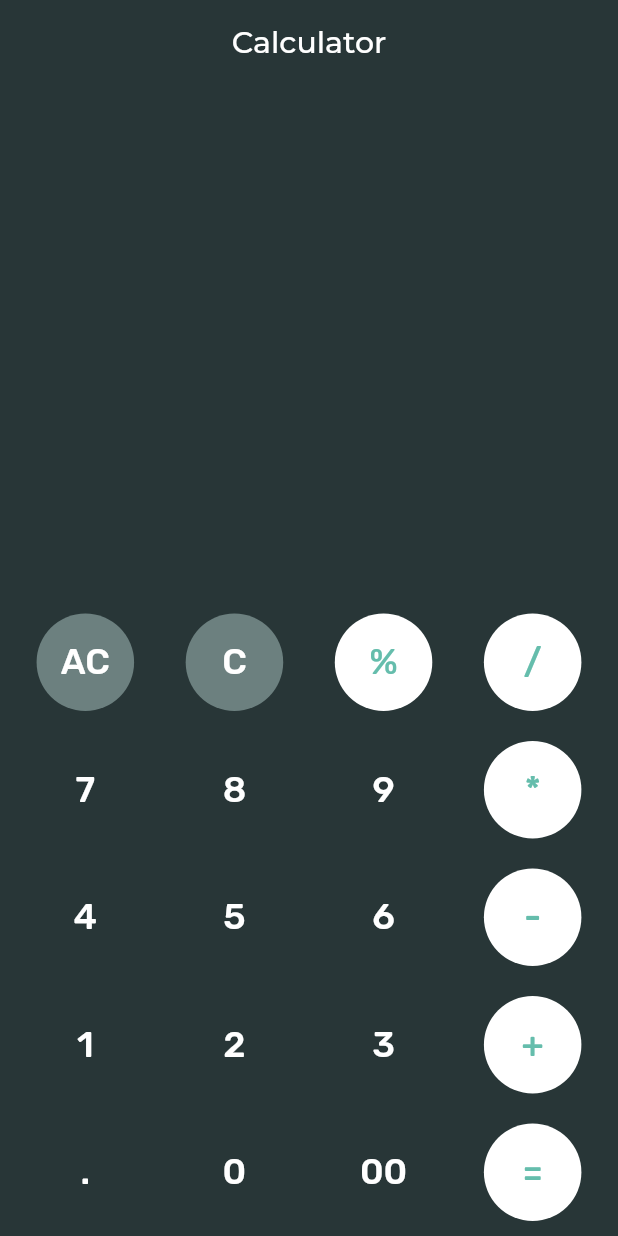
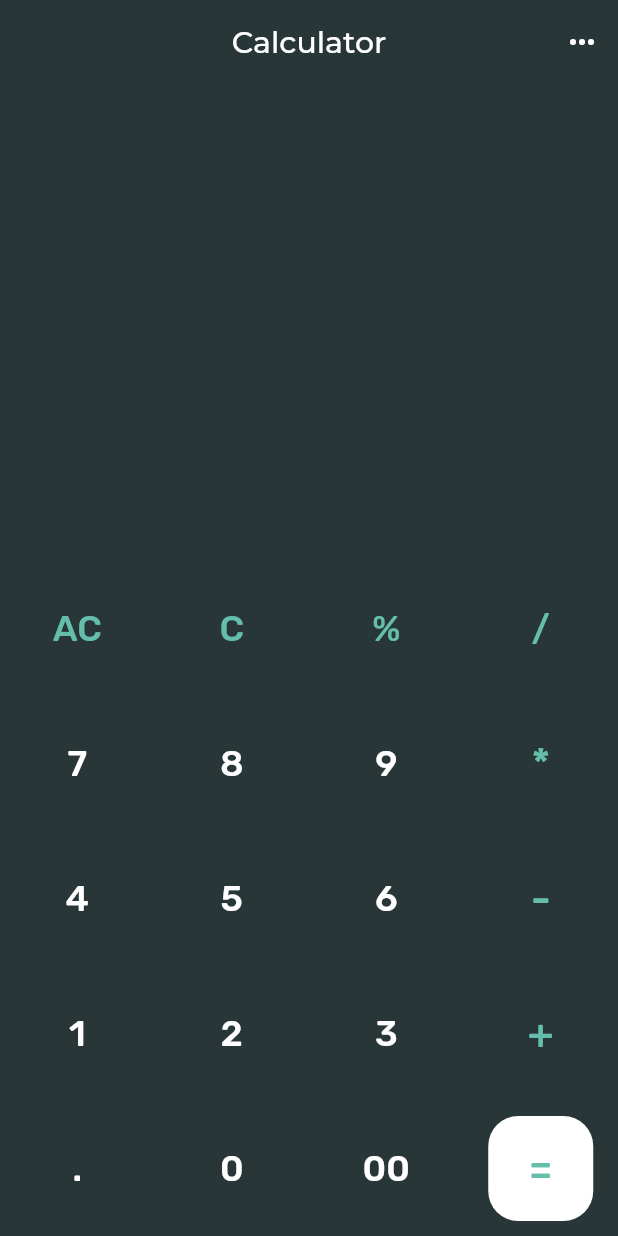
Before and after one commit to opxop/flutter-calculator, a Flutter app: the screen it shows after launch, on a phone screen of 412 x 824 dp. Run offline on Flutter 3.47's test engine with Material 2 defaults, Android fonts, the phone set to English and light mode, and no system bars; our stand-ins replace google_fonts, math_expressions.

Commit message:
:lipstick: redesign button

```diff
--- a/lib/components/calcButton.dart
+++ b/lib/components/calcButton.dart
@@ -21,14 +21,14 @@ class CalcButton extends StatelessWidget {
     return Container(
       margin: EdgeInsets.all(10),
       child: SizedBox(
-        height: 65,
-        width: 65,
+        height: 70,
+        width: 70,
         child: FlatButton(
           onPressed: () {
             callback(text);
           },
           shape: RoundedRectangleBorder(
-            borderRadius: BorderRadius.circular(50),
+            borderRadius: BorderRadius.circular(20),
           ),
           child: Text(
             text,
--- a/lib/main.dart
+++ b/lib/main.dart
@@ -1,221 +1,42 @@
 import 'package:flutter/material.dart';
 import 'package:flutter/services.dart';
 import 'package:google_fonts/google_fonts.dart';
-import 'package:math_expressions/math_expressions.dart';
-import 'package:slim_calculator/components/calcButton.dart';
+import 'package:slim_calculator/screens/standartCalc.dart';
+// import 'package:slim_calculator/screens/standartCalc.dart';
 
 void main() {
-  runApp(CalcApp());
+  runApp(MyApp());
 }
 
-class CalcApp extends StatefulWidget {
-  @override
-  _CalcAppState createState() => _CalcAppState();
-}
-
-class _CalcAppState extends State<CalcApp> {
-  String _expression = '';
-  String _history = '';
-
-  void numClick(String text) {
-    setState(() {
-      _expression += text;
-    });
-  }
-
-  void allClear(String text) {
-    setState(() {
-      _history = '';
-      _expression = '';
-    });
-  }
-
-  void clear(String text) {
-    setState(() {
-      _expression = '';
-    });
-  }
-
-  void evalute(String text) {
-    Parser p = Parser();
-    Expression exp = p.parse(_expression);
-    ContextModel cm = ContextModel();
-    double eval = exp.evaluate(EvaluationType.REAL, cm);
-
-    setState(() {
-      _history = _expression;
-      _expression = eval.toString();
-    });
-  }
-
+class MyApp extends StatelessWidget {
   @override
   Widget build(BuildContext context) {
+    SystemChrome.setPreferredOrientations(
+      [DeviceOrientation.portraitUp],
+    );
     SystemChrome.setSystemUIOverlayStyle(
       SystemUiOverlayStyle(statusBarColor: Colors.transparent),
     );
     return MaterialApp(
       debugShowCheckedModeBanner: false,
-      title: 'Slim Calculator',
       home: Scaffold(
         appBar: AppBar(
+          backgroundColor: Color(0xFF283637),
           centerTitle: true,
           elevation: 0.0,
           title: Text(
             'Calculator',
             style: GoogleFonts.montserrat(),
           ),
-          backgroundColor: Color(0xFF283637),
-        ),
-        backgroundColor: Color(0xFF283637),
-        body: Column(
-          mainAxisAlignment: MainAxisAlignment.end,
-          children: <Widget>[
-            Container(
-              padding: EdgeInsets.only(bottom: 30),
-              child: Text(
-                _expression,
-                style: GoogleFonts.rubik(
-                  textStyle: TextStyle(fontSize: 75),
-                  color: Colors.white,
-                ),
-              ),
-              alignment: Alignment.center,
-            ),
-            Container(
-              padding: EdgeInsets.only(right: 30),
-              child: Text(
-                _history,
-                style: GoogleFonts.rubik(
-                  textStyle: TextStyle(fontSize: 30),
-                  color: Color(0xFF545F61),
-                ),
-              ),
-              alignment: Alignment(1, 1),
-            ),
-            SizedBox(
-              height: 40,
-            ),
-            Row(
-              mainAxisAlignment: MainAxisAlignment.spaceEvenly,
-              children: <Widget>[
-                CalcButton(
-                  text: 'AC',
-                  callback: allClear,
-                  fillColor: 0xFF6C807F,
-                ),
-                CalcButton(
-                  text: 'C',
-                  callback: clear,
-                  fillColor: 0xFF6C807F,
-                ),
-                CalcButton(
-                  text: '%',
-                  callback: numClick,
-                  fillColor: 0xFFFFFFFF,
-                  textColor: 0xFF65BDAC,
-                ),
-                CalcButton(
-                  text: '/',
-                  callback: numClick,
-                  fillColor: 0xFFFFFFFF,
-                  textColor: 0xFF65BDAC,
-                ),
-              ],
-            ),
-            Row(
-              mainAxisAlignment: MainAxisAlignment.spaceEvenly,
-              children: <Widget>[
-                CalcButton(
-                  text: '7',
-                  callback: numClick,
-                ),
-                CalcButton(
-                  text: '8',
-                  callback: numClick,
-                ),
-                CalcButton(
-                  text: '9',
-                  callback: numClick,
-                ),
-                CalcButton(
-                  text: '*',
-                  callback: numClick,
-                  fillColor: 0xFFFFFFFF,
-                  textColor: 0xFF65BDAC,
-                ),
-              ],
-            ),
-            Row(
-              mainAxisAlignment: MainAxisAlignment.spaceEvenly,
-              children: <Widget>[
-                CalcButton(
-                  text: '4',
-                  callback: numClick,
-                ),
-                CalcButton(
-                  text: '5',
-                  callback: numClick,
-                ),
-                CalcButton(
-                  text: '6',
-                  callback: numClick,
-                ),
-                CalcButton(
-                  text: '-',
-                  callback: numClick,
-                  fillColor: 0xFFFFFFFF,
-                  textColor: 0xFF65BDAC,
-                ),
-              ],
-            ),
-            Row(
-              mainAxisAlignment: MainAxisAlignment.spaceEvenly,
-              children: <Widget>[
-                CalcButton(
-                  text: '1',
-                  callback: numClick,
-                ),
-                CalcButton(
-                  text: '2',
-                  callback: numClick,
-                ),
-                CalcButton(
-                  text: '3',
-                  callback: numClick,
-                ),
-                CalcButton(
-                  text: '+',
-                  callback: numClick,
-                  fillColor: 0xFFFFFFFF,
-                  textColor: 0xFF65BDAC,
-                ),
-              ],
-            ),
-            Row(
-              mainAxisAlignment: MainAxisAlignment.spaceEvenly,
-              children: <Widget>[
-                CalcButton(
-                  text: '.',
-                  callback: numClick,
-                ),
-                CalcButton(
-                  text: '0',
-                  callback: numClick,
-                ),
-                CalcButton(
-                  text: '00',
-                  callback: numClick,
-                ),
-                CalcButton(
-                  text: '=',
-                  callback: evalute,
-                  fillColor: 0xFFFFFFFF,
-                  textColor: 0xFF65BDAC,
-                ),
-              ],
+          actions: [
+            IconButton(
+              icon: Icon(Icons.more_horiz),
+              onPressed: () {},
             ),
           ],
         ),
+        backgroundColor: Color(0xFF283637),
+        body: StandartCalc(),
       ),
     );
   }
--- /dev/null
+++ b/lib/screens/standartCalc.dart
@@ -0,0 +1,200 @@
+import 'package:flutter/material.dart';
+import 'package:google_fonts/google_fonts.dart';
+import 'package:math_expressions/math_expressions.dart';
+import 'package:slim_calculator/components/calcButton.dart';
+
+class StandartCalc extends StatefulWidget {
+  @override
+  _StandartCalcState createState() => _StandartCalcState();
+}
+
+class _StandartCalcState extends State<StandartCalc> {
+  String _expression = '';
+  String _history = '';
+
+  void numClick(String text) {
+    setState(() {
+      _expression += text;
+    });
+  }
+
+  void allClear(String text) {
+    setState(() {
+      _history = '';
+      _expression = '';
+    });
+  }
+
+  void clear(String text) {
+    setState(() {
+      _expression = '';
+    });
+  }
+
+  void evalute(String text) {
+    Parser p = Parser();
+    Expression exp = p.parse(_expression);
+    ContextModel cm = ContextModel();
+    double eval = exp.evaluate(EvaluationType.REAL, cm);
+
+    setState(() {
+      _history = _expression;
+      _expression = eval.toString().replaceAll(RegExp(r'.0'), '');
+    });
+  }
+
+  @override
+  Widget build(BuildContext context) {
+    return Scaffold(
+      backgroundColor: Color(0xFF283637),
+      body: Column(
+        mainAxisAlignment: MainAxisAlignment.end,
+        children: <Widget>[
+          Container(
+            padding: EdgeInsets.only(bottom: 10),
+            child: Text(
+              _expression,
+              style: GoogleFonts.rubik(
+                textStyle: TextStyle(fontSize: 75),
+                color: Colors.white,
+              ),
+            ),
+            alignment: Alignment.center,
+          ),
+          Container(
+            padding: EdgeInsets.only(right: 30),
+            child: Text(
+              _history,
+              style: GoogleFonts.rubik(
+                textStyle: TextStyle(fontSize: 30),
+                color: Color(0xFF545F61),
+              ),
+            ),
+            alignment: Alignment(1, 1),
+          ),
+          SizedBox(
+            height: 40,
+          ),
+          Row(
+            mainAxisAlignment: MainAxisAlignment.spaceAround,
+            children: <Widget>[
+              CalcButton(
+                text: 'AC',
+                callback: allClear,
+                textColor: 0xFF65BDAC,
+              ),
+              CalcButton(
+                text: 'C',
+                callback: clear,
+                textColor: 0xFF65BDAC,
+              ),
+              CalcButton(
+                text: '%',
+                callback: numClick,
+                textColor: 0xFF65BDAC,
+              ),
+              CalcButton(
+                text: '/',
+                callback: numClick,
+                textColor: 0xFF65BDAC,
+              ),
+            ],
+          ),
+          Row(
+            mainAxisAlignment: MainAxisAlignment.spaceAround,
+            children: <Widget>[
+              CalcButton(
+                text: '7',
+                callback: numClick,
+              ),
+              CalcButton(
+                text: '8',
+                callback: numClick,
+              ),
+              CalcButton(
+                text: '9',
+                callback: numClick,
+              ),
+              CalcButton(
+                text: '*',
+                textSize: 28,
+                callback: numClick,
+                textColor: 0xFF65BDAC,
+              ),
+            ],
+          ),
+          Row(
+            mainAxisAlignment: MainAxisAlignment.spaceAround,
+            children: <Widget>[
+              CalcButton(
+                text: '4',
+                callback: numClick,
+              ),
+              CalcButton(
+                text: '5',
+                callback: numClick,
+              ),
+              CalcButton(
+                text: '6',
+                callback: numClick,
+              ),
+              CalcButton(
+                text: '-',
+                textSize: 28,
+                callback: numClick,
+                textColor: 0xFF65BDAC,
+              ),
+            ],
+          ),
+          Row(
+            mainAxisAlignment: MainAxisAlignment.spaceAround,
+            children: <Widget>[
+              CalcButton(
+                text: '1',
+                callback: numClick,
+              ),
+              CalcButton(
+                text: '2',
+                callback: numClick,
+              ),
+              CalcButton(
+                text: '3',
+                callback: numClick,
+              ),
+              CalcButton(
+                text: '+',
+                textSize: 28,
+                callback: numClick,
+                textColor: 0xFF65BDAC,
+              ),
+            ],
+          ),
+          Row(
+            mainAxisAlignment: MainAxisAlignment.spaceAround,
+            children: <Widget>[
+              CalcButton(
+                text: '.',
+                callback: numClick,
+              ),
+              CalcButton(
+                text: '0',
+                callback: numClick,
+              ),
+              CalcButton(
+                text: '00',
+                callback: numClick,
+              ),
+              CalcButton(
+                text: '=',
+                textSize: 28,
+                callback: evalute,
+                fillColor: 0xFFFFFFFF,
+                textColor: 0xFF65BDAC,
+              ),
+            ],
+          ),
+        ],
+      ),
+    );
+  }
+}
```
Also changed, not shown: 1 other file.
